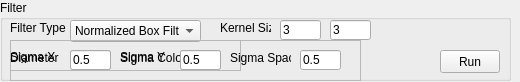
Old version of the form VisionWidget/FilterWidget.ui in the repository hceng123/VisionLibrary.
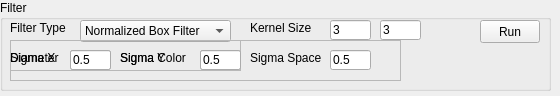
New version of the form.

Patch:
```diff
--- a/VisionWidget/FilterWidget.ui
+++ b/VisionWidget/FilterWidget.ui
@@ -6,8 +6,8 @@
    <rect>
     <x>0</x>
     <y>0</y>
-    <width>520</width>
-    <height>82</height>
+    <width>560</width>
+    <height>96</height>
    </rect>
   </property>
   <property name="windowTitle">
@@ -18,8 +18,8 @@
     <rect>
      <x>0</x>
      <y>0</y>
-     <width>511</width>
-     <height>81</height>
+     <width>551</width>
+     <height>91</height>
     </rect>
    </property>
    <property name="title">
@@ -28,8 +28,8 @@
    <widget class="QPushButton" name="btnRun">
     <property name="geometry">
      <rect>
-      <x>440</x>
-      <y>50</y>
+      <x>480</x>
+      <y>20</y>
       <width>60</width>
       <height>23</height>
      </rect>
@@ -41,9 +41,9 @@
    <widget class="QLabel" name="labelKernelSize">
     <property name="geometry">
      <rect>
-      <x>220</x>
+      <x>250</x>
       <y>20</y>
-      <width>51</width>
+      <width>71</width>
       <height>16</height>
      </rect>
     </property>
@@ -67,7 +67,7 @@
    <widget class="QLineEdit" name="lineEditKernalSizeY">
     <property name="geometry">
      <rect>
-      <x>330</x>
+      <x>380</x>
       <y>20</y>
       <width>41</width>
       <height>20</height>
@@ -80,7 +80,7 @@
    <widget class="QLineEdit" name="lineEditKernalSizeX">
     <property name="geometry">
      <rect>
-      <x>280</x>
+      <x>330</x>
       <y>20</y>
       <width>41</width>
       <height>20</height>
@@ -93,9 +93,9 @@
    <widget class="QComboBox" name="cbFilterType">
     <property name="geometry">
      <rect>
-      <x>70</x>
+      <x>80</x>
       <y>20</y>
-      <width>131</width>
+      <width>151</width>
       <height>22</height>
      </rect>
     </property>
@@ -125,7 +125,7 @@
      <rect>
       <x>10</x>
       <y>40</y>
-      <width>351</width>
+      <width>391</width>
       <height>41</height>
      </rect>
     </property>
@@ -140,7 +140,7 @@
       <rect>
        <x>0</x>
        <y>10</y>
-       <width>51</width>
+       <width>61</width>
        <height>16</height>
       </rect>
      </property>
@@ -151,7 +151,7 @@
     <widget class="QLineEdit" name="lineEditSigmaColor">
      <property name="geometry">
       <rect>
-       <x>170</x>
+       <x>190</x>
        <y>10</y>
        <width>41</width>
        <height>20</height>
@@ -164,7 +164,7 @@
     <widget class="QLineEdit" name="lineEditSigmaSpace">
      <property name="geometry">
       <rect>
-       <x>290</x>
+       <x>320</x>
        <y>10</y>
        <width>41</width>
        <height>20</height>
@@ -190,9 +190,9 @@
     <widget class="QLabel" name="labelSigmaSpace">
      <property name="geometry">
       <rect>
-       <x>220</x>
+       <x>240</x>
        <y>10</y>
-       <width>61</width>
+       <width>81</width>
        <height>16</height>
       </rect>
      </property>
@@ -205,7 +205,7 @@
       <rect>
        <x>110</x>
        <y>10</y>
-       <width>61</width>
+       <width>81</width>
        <height>16</height>
       </rect>
      </property>
@@ -213,12 +213,11 @@
       <string>Sigma Color</string>
      </property>
     </widget>
-   </widget>
    <widget class="QFrame" name="frameSigma">
     <property name="geometry">
      <rect>
-      <x>10</x>
-      <y>40</y>
+       <x>0</x>
+       <y>0</y>
       <width>231</width>
       <height>31</height>
      </rect>
@@ -232,7 +231,7 @@
     <widget class="QLineEdit" name="lineEditSigmaY">
      <property name="geometry">
       <rect>
-       <x>170</x>
+        <x>190</x>
        <y>10</y>
        <width>41</width>
        <height>20</height>
@@ -260,8 +259,8 @@
       <rect>
        <x>0</x>
        <y>10</y>
-       <width>47</width>
-       <height>13</height>
+        <width>51</width>
+        <height>16</height>
       </rect>
      </property>
      <property name="text">
@@ -273,13 +272,14 @@
       <rect>
        <x>110</x>
        <y>10</y>
-       <width>47</width>
-       <height>13</height>
+        <width>61</width>
+        <height>16</height>
       </rect>
      </property>
      <property name="text">
       <string>Sigma Y</string>
      </property>
+     </widget>
     </widget>
    </widget>
   </widget>
```
Lines whose indentation alone changed are shown as unchanged.
